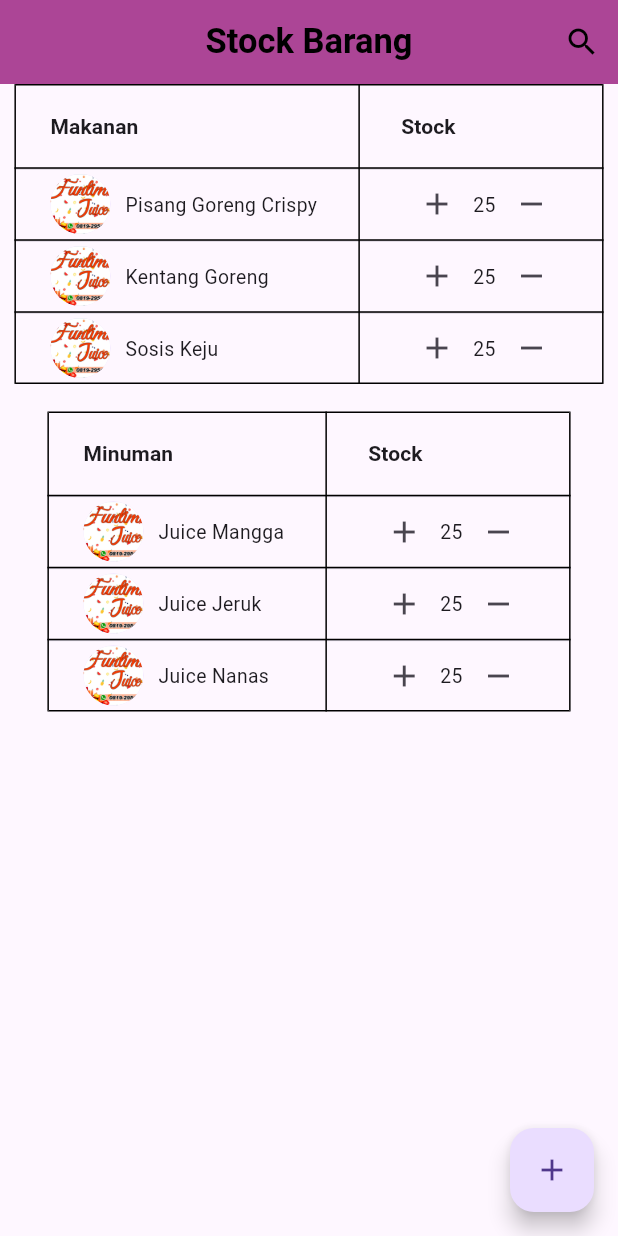
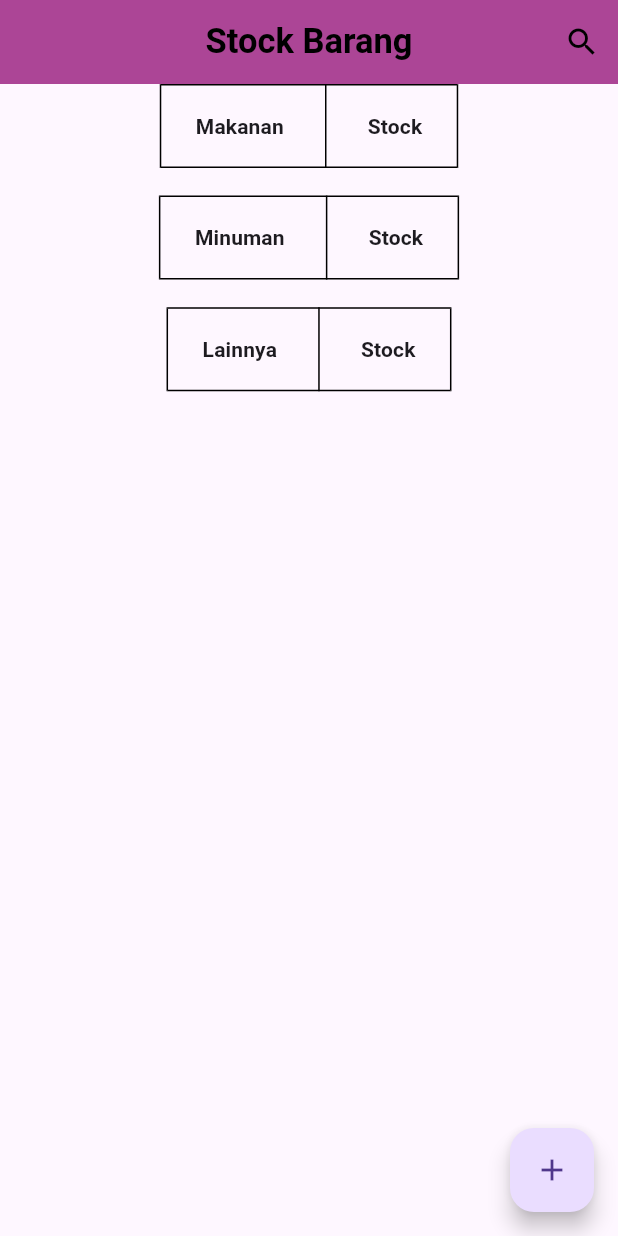
Before and after one commit to d3nd1RH/Projek-Akhir, a Flutter app: the StockBarangView screen opened by its route, on a phone screen of 412 x 824 dp. Run offline on Flutter 3.47's test engine with Material 3 defaults, Android fonts, the phone set to English and light mode, and no system bars; our stand-ins replace cloud_firestore, firebase_core, firebase_storage, flutter_screenutil, get, image_picker; accounts and stored records are empty.

Commit message:
Pesan Client

```diff
--- a/lib/app/modules/Stock_Barang/views/stock_barang_view.dart
+++ b/lib/app/modules/Stock_Barang/views/stock_barang_view.dart
@@ -29,13 +29,14 @@ class StockBarangView extends GetView<StockBarangController> {
         child: Center(
           child: Column(
             children: [
-              DataTable(
+              Obx(() {
+                return DataTable(
                   border: TableBorder.all(color: Colors.black),
                   columns: const <DataColumn>[
                     DataColumn(
                       label: Text(
                         'Makanan',
-                      style: TextStyle(fontWeight: FontWeight.bold,),
+                        style: TextStyle(fontWeight: FontWeight.bold),
                       ),
                     ),
                     DataColumn(
@@ -45,101 +46,57 @@ class StockBarangView extends GetView<StockBarangController> {
                       ),
                     ),
                   ],
-                rows: <DataRow>[
-                  DataRow(
+                  rows: controller.makananList.map((item) {
+                    return DataRow(
                       cells: <DataCell>[
                         DataCell(
                           Row(
                             children: [
-                          const CircleAvatar(
-                          backgroundImage: AssetImage("assets/images/Logo_Funtime.jpg")),
+                              CircleAvatar(
+                                backgroundImage: item['imageURL'] != null && item['imageURL'] != ""
+                                  ? NetworkImage(item['imageURL'])
+                                  : const AssetImage("assets/images/Logo_Funtime.jpg") as ImageProvider,
+                              ),
                               SizedBox(width: 10.w),
-                          const Flexible(child: Text('Pisang Goreng Crispy')),
+                              Flexible(child: Text(item['nama'])),
                             ],
-                      )),
+                          ),
+                        ),
                         DataCell(Row(
                           children: [
                             IconButton(
-                            onPressed: (){
+                              onPressed: () {
+                                int newStock = item['Banyak'] + 1;
+                                controller.updateStock(item['docId'], newStock);
                               },
-                          icon: const Icon(Icons.add)
+                              icon: const Icon(Icons.add),
                             ),
-                          const Text('25'),
+                            Text(item['Banyak'].toString()),
                             IconButton(
-                            onPressed: (){
+                              onPressed: () {
+                                int newStock = item['Banyak'] - 1;
+                                if (newStock >= 0) {
+                                  controller.updateStock(item['docId'], newStock);
+                                }
                               },
-                          icon: const Icon(Icons.remove)
+                              icon: const Icon(Icons.remove),
                             ),
                           ],
                         )),
                       ],
-                  ),
-                  DataRow(
-                    cells: <DataCell>[
-                      DataCell(
-                        Row(
-                        children: [
-                          const CircleAvatar(
-                          backgroundImage: AssetImage("assets/images/Logo_Funtime.jpg")),
-                          SizedBox(width: 10.w),
-                          const Flexible(child: Text('Kentang Goreng')),
-                        ],
-                      )),
-                      DataCell(Row(
-                        children: [
-                          IconButton(
-                            onPressed: (){
-                          },
-                          icon: const Icon(Icons.add)
-                          ),
-                          const Text('25'),
-                          IconButton(
-                            onPressed: (){
-                          },
-                          icon: const Icon(Icons.remove)
-                          ),
-                        ],
-                      )),
-                    ],
-                  ),
-                 DataRow(
-                    cells: <DataCell>[
-                      DataCell(
-                        Row(
-                        children: [
-                          const CircleAvatar(
-                          backgroundImage: AssetImage("assets/images/Logo_Funtime.jpg")),
-                          SizedBox(width: 10.w),
-                          const Flexible(child: Text('Sosis Keju')),
-                        ],
-                      )),
-                      DataCell(Row(
-                        children: [
-                          IconButton(
-                            onPressed: (){
-                          },
-                          icon: const Icon(Icons.add)
-                          ),
-                          const Text('25'),
-                          IconButton(
-                            onPressed: (){
-                          },
-                          icon: const Icon(Icons.remove)
-                          ),
-                        ],
-                      )),
-                    ],
-                  ),
-                ],
-              ),
+                    );
+                  }).toList(),
+                );
+              }),
               SizedBox(height: 20.h),
-              DataTable(
+              Obx(() {
+                return DataTable(
                   border: TableBorder.all(color: Colors.black),
                   columns: const <DataColumn>[
                     DataColumn(
                       label: Text(
                         'Minuman',
-                      style: TextStyle(fontWeight: FontWeight.bold,),
+                        style: TextStyle(fontWeight: FontWeight.bold),
                       ),
                     ),
                     DataColumn(
@@ -149,93 +106,108 @@ class StockBarangView extends GetView<StockBarangController> {
                       ),
                     ),
                   ],
-                rows: <DataRow>[
-                  DataRow(
+                  rows: controller.minumanList.map((item) {
+                    return DataRow(
                       cells: <DataCell>[
                         DataCell(
                           Row(
                             children: [
-                          const CircleAvatar(
-                          backgroundImage: AssetImage("assets/images/Logo_Funtime.jpg")),
+                              CircleAvatar(
+                                backgroundImage: item['imageURL'] != null && item['imageURL'] != ""
+                                  ? NetworkImage(item['imageURL'])
+                                  : const AssetImage("assets/images/Logo_Funtime.jpg") as ImageProvider,
+                              ),
                               SizedBox(width: 10.w),
-                          const Flexible(child: Text('Juice Mangga')),
+                              Flexible(child: Text(item['nama'])),
                             ],
-                      )),
+                          ),
+                        ),
                         DataCell(Row(
                           children: [
                             IconButton(
-                            onPressed: (){
+                              onPressed: () {
+                                int newStock = item['Banyak'] + 1;
+                                controller.updateStock(item['docId'], newStock);
                               },
-                          icon: const Icon(Icons.add)
+                              icon: const Icon(Icons.add),
                             ),
-                          const Text('25'),
+                            Text(item['Banyak']),
                             IconButton(
-                            onPressed: (){
+                              onPressed: () {
+                                int newStock = item['Banyak'] - 1;
+                                if (newStock >= 0) {
+                                  controller.updateStock(item['docId'], newStock);
+                                }
                               },
-                          icon: const Icon(Icons.remove)
+                              icon: const Icon(Icons.remove),
                             ),
                           ],
                         )),
                       ],
+                    );
+                  }).toList(),
+                );
+              }),
+              SizedBox(height: 20.h),
+              Obx(() {
+                return DataTable(
+                  border: TableBorder.all(color: Colors.black),
+                  columns: const <DataColumn>[
+                    DataColumn(
+                      label: Text(
+                        'Lainnya',
+                        style: TextStyle(fontWeight: FontWeight.bold),
                       ),
-                  DataRow(
+                    ),
+                    DataColumn(
+                      label: Text(
+                        'Stock',
+                        style: TextStyle(fontWeight: FontWeight.bold),
+                      ),
+                    ),
+                  ],
+                  rows: controller.lainnyaList.map((item) {
+                    return DataRow(
                       cells: <DataCell>[
                         DataCell(
                           Row(
                             children: [
-                          const CircleAvatar(
-                          backgroundImage: AssetImage("assets/images/Logo_Funtime.jpg")),
+                              CircleAvatar(
+                                backgroundImage: item['imageURL'] != null && item['imageURL'] != ""
+                                  ? NetworkImage(item['imageURL'])
+                                  : const AssetImage("assets/images/Logo_Funtime.jpg") as ImageProvider,
+                              ),
                               SizedBox(width: 10.w),
-                          const Flexible(child: Text('Juice Jeruk')),
+                              Flexible(child: Text(item['nama'])),
                             ],
-                      )),
+                          ),
+                        ),
                         DataCell(Row(
                           children: [
                             IconButton(
-                            onPressed: (){
+                              onPressed: () {
+                                int newStock = item['Banyak'] + 1;
+                                controller.updateStock(item['docId'], newStock);
                               },
-                          icon: const Icon(Icons.add)
+                              icon: const Icon(Icons.add),
                             ),
-                          const Text('25'),
+                            Text(item['Banyak']),
                             IconButton(
-                            onPressed: (){
+                              onPressed: () {
+                                int newStock = item['Banyak'] - 1;
+                                if (newStock >= 0) {
+                                  controller.updateStock(item['docId'], newStock);
+                                }
                               },
-                          icon: const Icon(Icons.remove)
+                              icon: const Icon(Icons.remove),
                             ),
                           ],
                         )),
                       ],
-                  ),
-                 DataRow(
-                    cells: <DataCell>[
-                      DataCell(
-                        Row(
-                        children: [
-                          const CircleAvatar(
-                          backgroundImage: AssetImage("assets/images/Logo_Funtime.jpg")),
-                          SizedBox(width: 10.w),
-                          const Flexible(child: Text('Juice Nanas')),
-                        ],
-                      )),
-                      DataCell(Row(
-                        children: [
-                          IconButton(
-                            onPressed: (){
-                          },
-                          icon: const Icon(Icons.add)
-                          ),
-                          const Text('25'),
-                          IconButton(
-                            onPressed: (){
-                          },
-                          icon: const Icon(Icons.remove)
-                          ),
-                        ],
-                      )),
-                    ],
-                  ),
-                ],
-              ),
+                    );
+                  }).toList(),
+                );
+              }),
             ],
           ),
         ),
--- a/pubspec.yaml
+++ b/pubspec.yaml
@@ -1,4 +1,4 @@
-name: Fun App
+name: project_akhir
 version: 1.0.0+1
 publish_to: none
 description: A new Flutter project.
```
Also changed, not shown: lib/app/modules/Stock_Barang/controllers/stock_barang_controller.dart (+155 -21 lines). Lines whose indentation alone changed are shown as unchanged.
